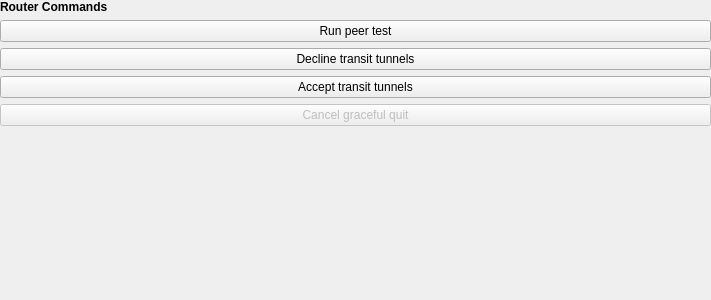
Old version of the form qt/i2pd_qt/routercommandswidget.ui in the repository PurpleI2P/i2pd.
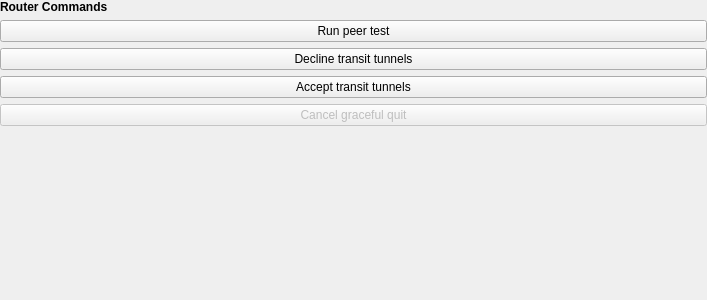
New version of the form.

```diff
--- a/qt/i2pd_qt/routercommandswidget.ui
+++ b/qt/i2pd_qt/routercommandswidget.ui
@@ -6,7 +6,7 @@
    <rect>
     <x>0</x>
     <y>0</y>
-    <width>711</width>
+    <width>707</width>
     <height>300</height>
    </rect>
   </property>
@@ -24,7 +24,7 @@
     <rect>
      <x>0</x>
      <y>0</y>
-     <width>711</width>
+     <width>707</width>
      <height>301</height>
     </rect>
    </property>
```
